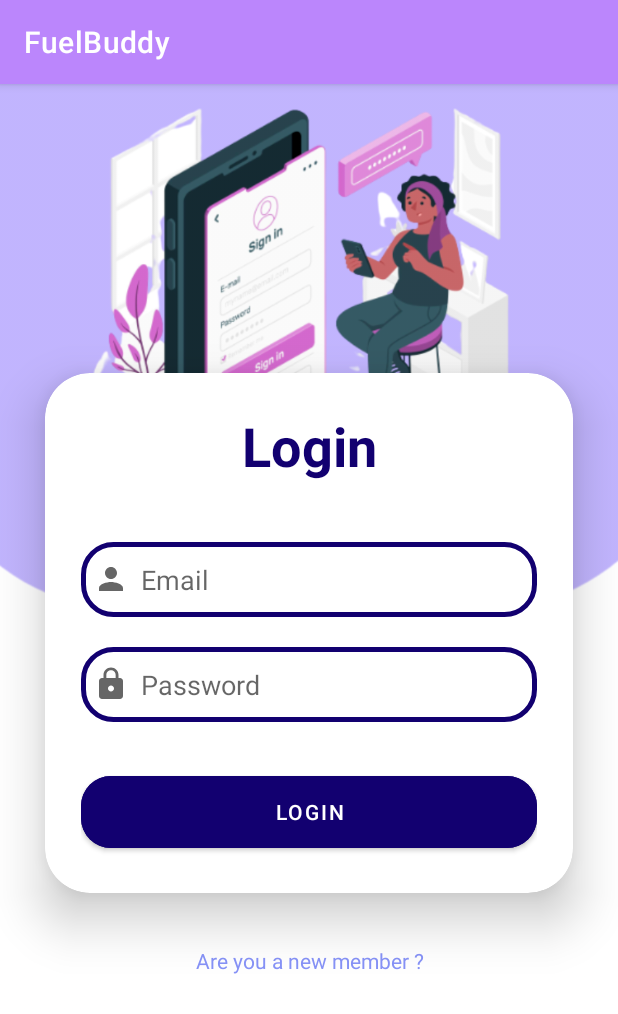
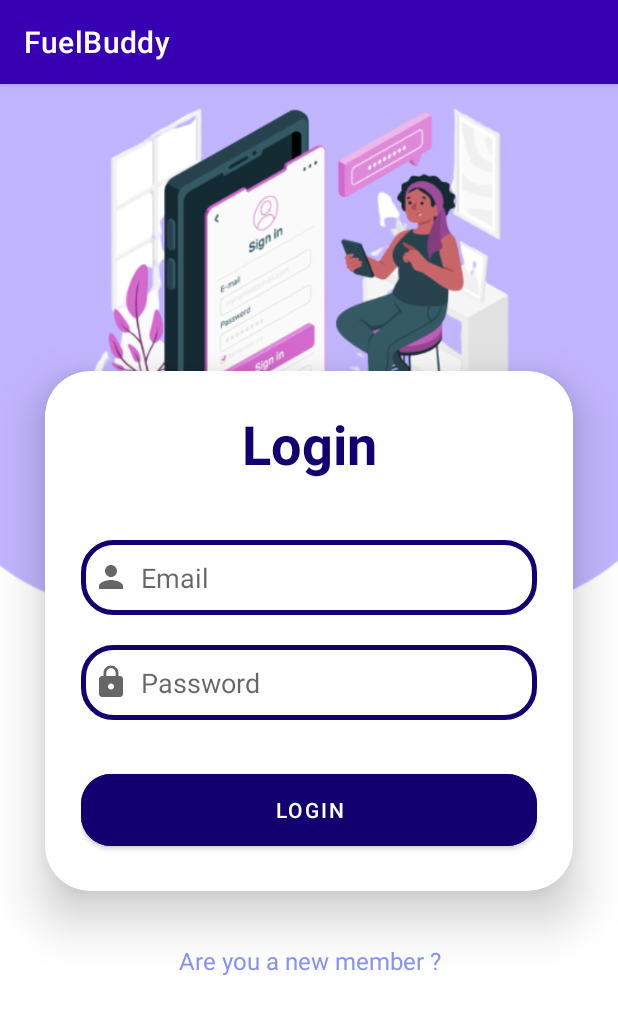
Before and after one commit to DevinMunasinghe/fuelBuddy-frontend, an Android app: the screen it shows after launch (MainActivity), on a phone screen of 412 x 824 dp. Shown: the top 1014 px of the screen. Run offline under Robolectric (Android 15) with nearby library versions, the phone set to English and light mode, and no system bars.

Commit message:
splash-screen-doing

```diff
--- a/app/build.gradle
+++ b/app/build.gradle
@@ -40,4 +40,5 @@ dependencies {
     androidTestImplementation 'androidx.test.ext:junit:1.1.1'
     androidTestImplementation 'androidx.test.espresso:espresso-core:3.2.0'
     implementation 'com.github.GrenderG:Toasty:1.5.2'
+
 }
--- a/app/src/main/java/com/example/fuelapp/SplashScreen.java
+++ b/app/src/main/java/com/example/fuelapp/SplashScreen.java
@@ -2,13 +2,30 @@ package com.example.fuelapp;
 
 import androidx.appcompat.app.AppCompatActivity;
 
+import android.content.Intent;
 import android.os.Bundle;
+import android.os.Handler;
+import android.widget.TextView;
 
 public class SplashScreen extends AppCompatActivity {
+
+    TextView LabelFlash;
+    private static int time = 4000;
 
     @Override
     protected void onCreate(Bundle savedInstanceState) {
         super.onCreate(savedInstanceState);
         setContentView(R.layout.activity_splash_screen);
+
+        LabelFlash = findViewById(R.id.flashlabel);
+        LabelFlash.setText(getIntent().getStringExtra("name"));
+        new Handler().postDelayed(new Runnable() {
+            @Override
+            public void run() {
+                Intent intent = new Intent(SplashScreen.this, MainActivity.class);
+                startActivity(intent);
+                finish();
+            }
+        },time);
     }
 }
--- a/app/src/main/res/layout/activity_main.xml
+++ b/app/src/main/res/layout/activity_main.xml
@@ -81,7 +81,7 @@
         android:layout_height="wrap_content"
         android:padding= "5dp"
         android:text="@string/registerPageLink"
-        android:textSize="14sp"
+        android:textSize="16sp"
         android:textAlignment="center"
         android:id="@+id/registerPageLink"
         android:textColor="@color/purple"
--- a/app/src/main/res/values/themes.xml
+++ b/app/src/main/res/values/themes.xml
@@ -2,7 +2,7 @@
     <!-- Base application theme. -->
     <style name="Theme.FuelApp" parent="Theme.MaterialComponents.DayNight.DarkActionBar">
         <!-- Primary brand color. -->
-        <item name="colorPrimary">@color/purple_200</item>
+        <item name="colorPrimary">@color/purple_700</item>
         <item name="colorPrimaryVariant">@color/purple_700</item>
         <item name="colorOnPrimary">@color/white</item>
         <!-- Secondary brand color. -->
```
Also changed, not shown: app/src/main/AndroidManifest.xml (+7 -5 lines), app/src/main/res/layout/activity_splash_screen.xml (+28 -1 lines).
